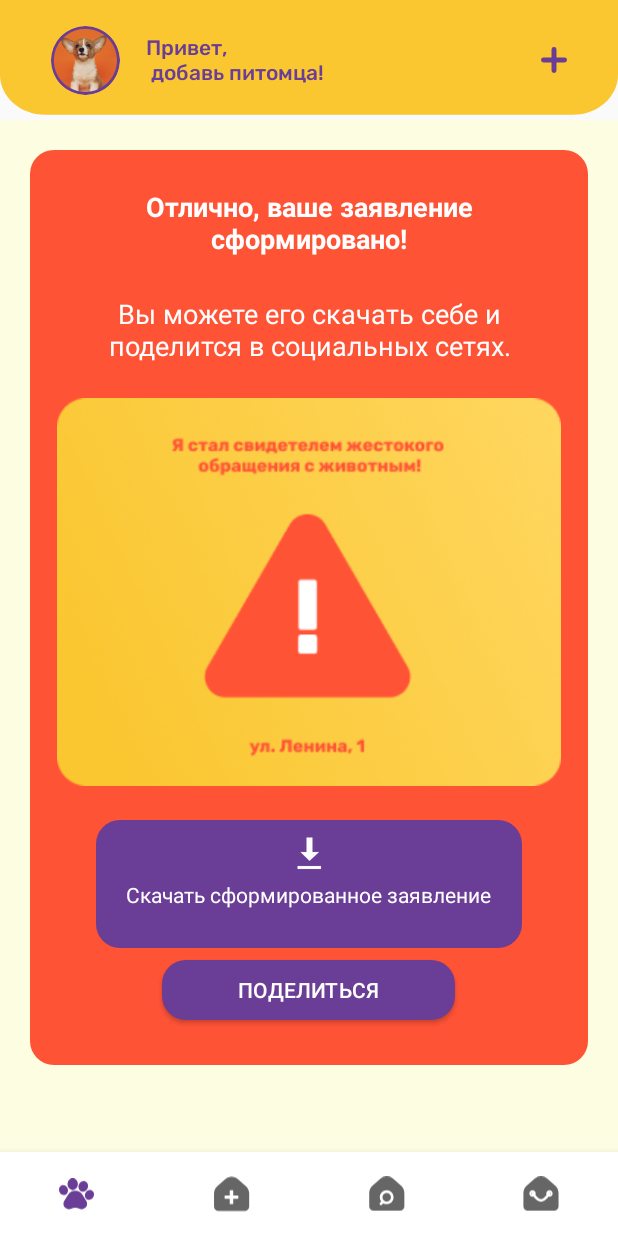
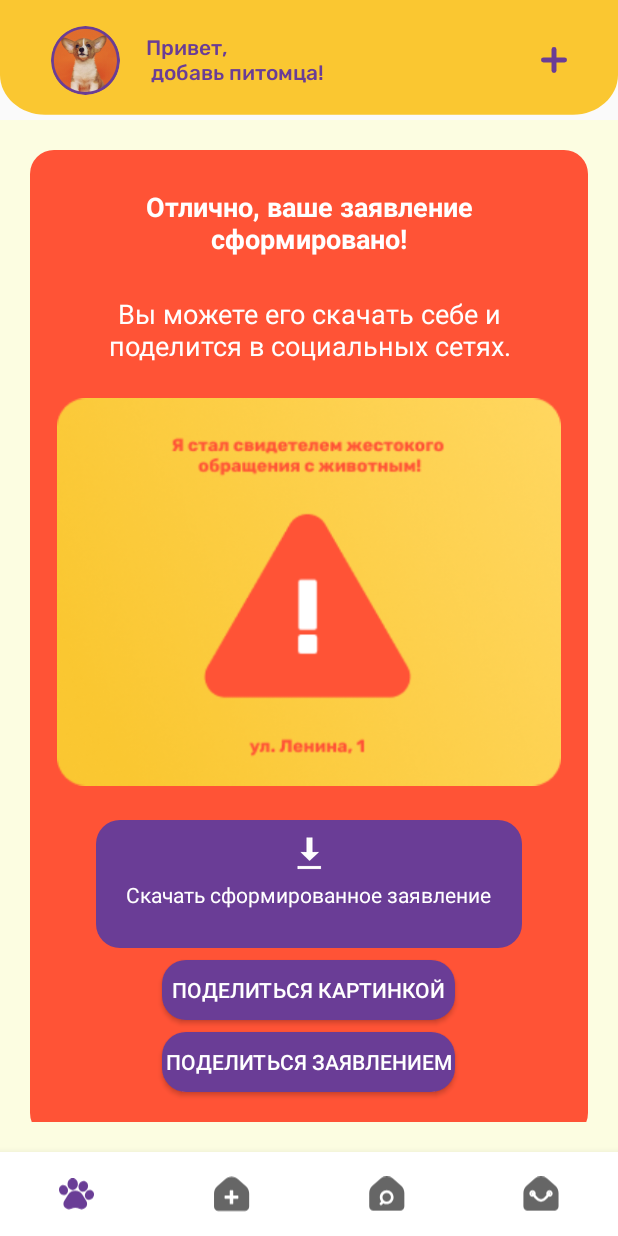
Before and after one commit to xlit97/Hackathon, an Android app: the AppealGeneratedFragment screen opened through its navigation route, on a phone screen of 412 x 824 dp. Run offline under Robolectric (Android 15) with nearby library versions, the light colour scheme and no system bars; our stand-ins replace CircleImageView, Dagger/Hilt's generated code; libraries missing offline, so code that uses them is left out: moxy.presenter, org.apache.poi.

Commit message:
поменял немного кнопки, добавил кнопку поделиться документом

```diff
--- a/app/src/main/res/layout/appeal_created_layout.xml
+++ b/app/src/main/res/layout/appeal_created_layout.xml
@@ -73,9 +73,21 @@
             android:background="@drawable/clickable_rectangle_rounded"
             android:backgroundTint="@color/purple"
             android:layout_marginTop="8dp"
+            android:layout_marginBottom="8dp"
+            android:textColor="@color/white"
+            android:text="ПОДЕЛИТЬСЯ КАРТИНКОЙ"/>
+
+        <Button
+            android:id="@+id/appeal_created_layout_textview_button_share_doc"
+            android:layout_width="195dp"
+            android:layout_height="40dp"
+            android:layout_gravity="center_horizontal"
+            android:gravity="center"
+            android:background="@drawable/clickable_rectangle_rounded"
+            android:backgroundTint="@color/purple"
             android:layout_marginBottom="30dp"
             android:textColor="@color/white"
-            android:text="ПОДЕЛИТЬСЯ"/>
+            android:text="ПОДЕЛИТЬСЯ ЗАЯВЛЕНИЕМ"/>
     </LinearLayout>
 
 </ScrollView>
```
Also changed, not shown: app/src/main/java/com/futureyakutia/hackathon/ui/AppealGeneratedFragment.kt (+7 -3 lines), app/src/main/res/layout/help_layout.xml (+12 -0 lines).
